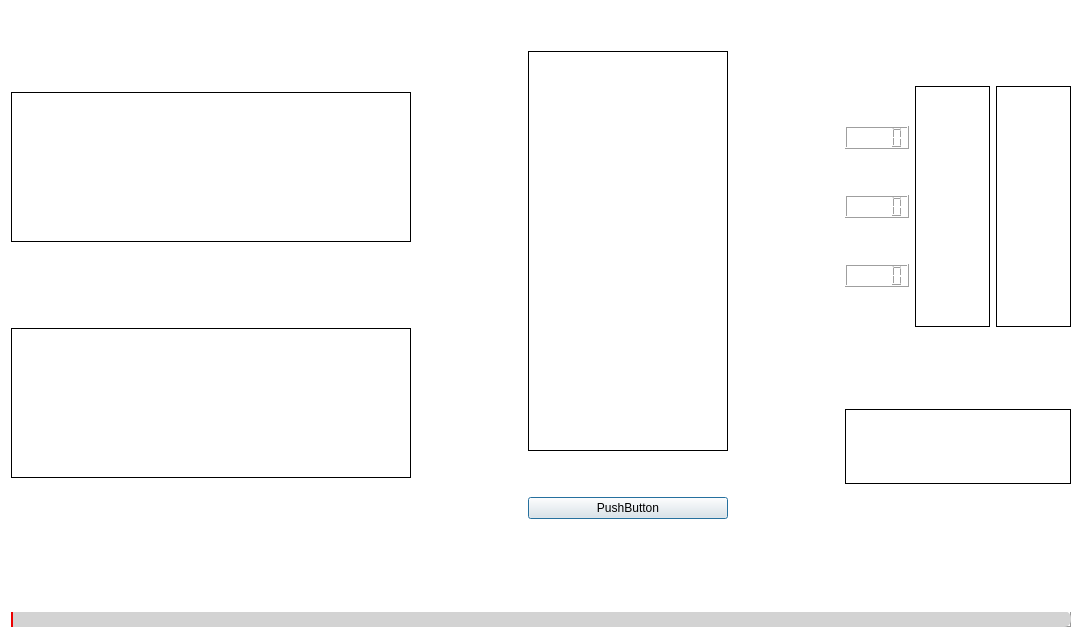
ul-gaul/Avionique_Software, file BaseStationCode/src/ui/data.ui: the form before one commit.
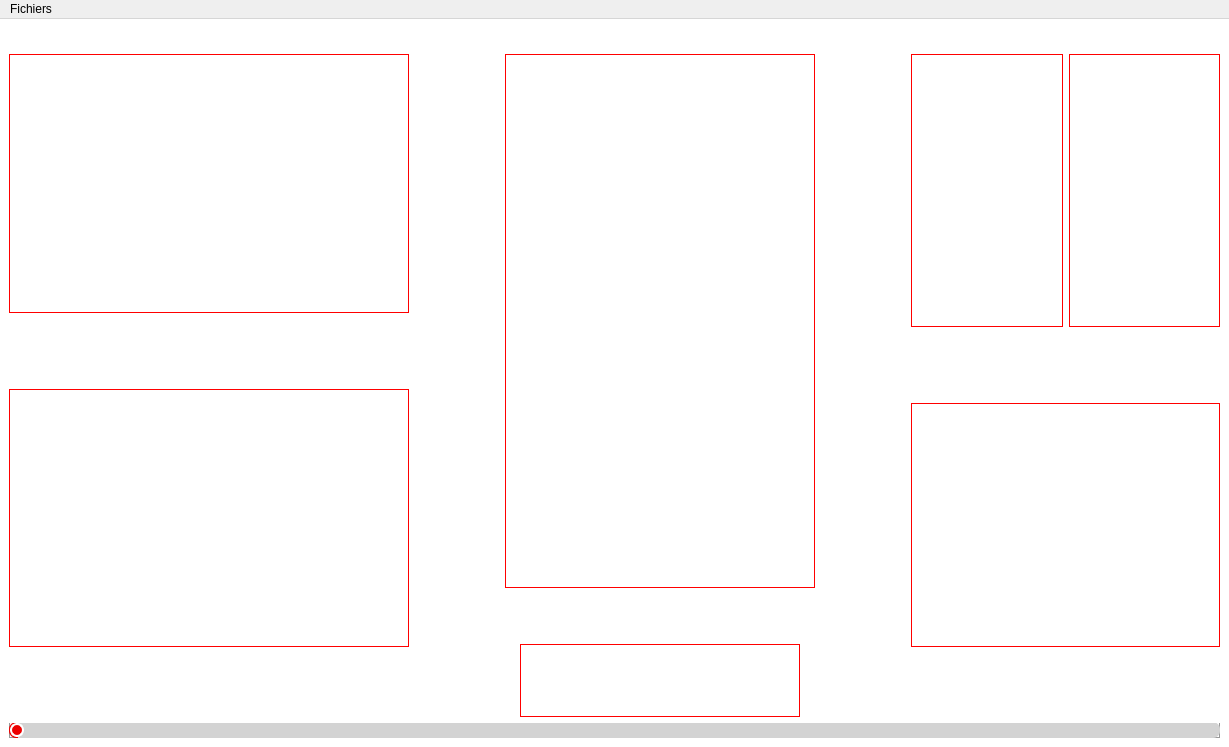
The form after the commit. Icons and pictures are not drawn. Custom widgets are drawn as their Qt base class.

Commit message: Nouvelle version de la fenêtre de data

Patch:
```diff
--- a/BaseStationCode/src/ui/data.ui
+++ b/BaseStationCode/src/ui/data.ui
@@ -1,140 +1,180 @@
 <?xml version="1.0" encoding="UTF-8"?>
 <ui version="4.0">
- <class>data</class>
- <widget class="QDialog" name="data">
+ <class>MainWindow</class>
+ <widget class="QMainWindow" name="MainWindow">
   <property name="geometry">
    <rect>
     <x>0</x>
     <y>0</y>
-    <width>1082</width>
-    <height>638</height>
+    <width>1229</width>
+    <height>747</height>
    </rect>
   </property>
   <property name="windowTitle">
    <string>Dialog</string>
   </property>
-  <property name="autoFillBackground">
-   <bool>false</bool>
+  <property name="styleSheet">
+   <string notr="true"/>
   </property>
+  <widget class="QWidget" name="centralwidget">
   <property name="styleSheet">
-   <string notr="true">QDialog
+    <string notr="true">#centralwidget
 {
 	background: white;
 }</string>
   </property>
   <layout class="QVBoxLayout" name="verticalLayout_5">
    <item>
-    <layout class="QHBoxLayout" name="horizontalLayout_4">
-     <item>
-      <layout class="QVBoxLayout" name="verticalLayout">
-       <item>
-        <spacer name="verticalSpacer_7">
-         <property name="orientation">
-          <enum>Qt::Vertical</enum>
-         </property>
-         <property name="sizeHint" stdset="0">
-          <size>
-           <width>20</width>
-           <height>40</height>
-          </size>
-         </property>
-        </spacer>
-       </item>
-       <item>
-        <widget class="QFrame" name="frame">
-         <property name="sizePolicy">
-          <sizepolicy hsizetype="MinimumExpanding" vsizetype="MinimumExpanding">
-           <horstretch>0</horstretch>
-           <verstretch>0</verstretch>
-          </sizepolicy>
-         </property>
-         <property name="minimumSize">
-          <size>
-           <width>400</width>
-           <height>150</height>
-          </size>
-         </property>
-         <property name="styleSheet">
-          <string notr="true">QFrame
-{
-	border: 1px solid black;
-}</string>
-         </property>
-         <property name="frameShape">
-          <enum>QFrame::StyledPanel</enum>
-         </property>
-         <property name="frameShadow">
-          <enum>QFrame::Raised</enum>
-         </property>
-        </widget>
-       </item>
-       <item>
-        <spacer name="verticalSpacer">
-         <property name="orientation">
-          <enum>Qt::Vertical</enum>
-         </property>
-         <property name="sizeType">
-          <enum>QSizePolicy::MinimumExpanding</enum>
-         </property>
-         <property name="sizeHint" stdset="0">
-          <size>
-           <width>20</width>
-           <height>40</height>
-          </size>
-         </property>
-        </spacer>
-       </item>
-       <item>
-        <widget class="QFrame" name="frame_2">
-         <property name="sizePolicy">
-          <sizepolicy hsizetype="MinimumExpanding" vsizetype="MinimumExpanding">
-           <horstretch>0</horstretch>
-           <verstretch>0</verstretch>
-          </sizepolicy>
-         </property>
-         <property name="minimumSize">
-          <size>
-           <width>400</width>
-           <height>150</height>
-          </size>
-         </property>
-         <property name="styleSheet">
-          <string notr="true">QFrame
-{
-	border: 1px solid black;
-}</string>
-         </property>
-         <property name="frameShape">
-          <enum>QFrame::StyledPanel</enum>
-         </property>
-         <property name="frameShadow">
-          <enum>QFrame::Raised</enum>
-         </property>
-        </widget>
-       </item>
-       <item>
-        <spacer name="verticalSpacer_8">
-         <property name="orientation">
-          <enum>Qt::Vertical</enum>
-         </property>
-         <property name="sizeHint" stdset="0">
-          <size>
-           <width>20</width>
-           <height>40</height>
-          </size>
-         </property>
-        </spacer>
-       </item>
-      </layout>
-     </item>
+     <layout class="QHBoxLayout" name="horizontalLayout_1">
      <item>
       <spacer name="horizontalSpacer">
        <property name="orientation">
         <enum>Qt::Horizontal</enum>
        </property>
+        <property name="sizeType">
+         <enum>QSizePolicy::Fixed</enum>
+        </property>
+        <property name="sizeHint" stdset="0">
+         <size>
+          <width>30</width>
+          <height>20</height>
+         </size>
+        </property>
+       </spacer>
+      </item>
+      <item>
+       <widget class="QLabel" name="label">
+        <property name="sizePolicy">
+         <sizepolicy hsizetype="Minimum" vsizetype="Minimum">
+          <horstretch>0</horstretch>
+          <verstretch>0</verstretch>
+         </sizepolicy>
+        </property>
+        <property name="maximumSize">
+         <size>
+          <width>150</width>
+          <height>75</height>
+         </size>
+        </property>
+        <property name="text">
+         <string/>
+        </property>
+        <property name="pixmap">
+         <pixmap>logo.jpg</pixmap>
+        </property>
+        <property name="scaledContents">
+         <bool>true</bool>
+        </property>
+       </widget>
+      </item>
+      <item>
+       <spacer name="horizontalSpacer_1">
+        <property name="orientation">
+         <enum>Qt::Horizontal</enum>
+        </property>
        <property name="sizeHint" stdset="0">
         <size>
          <width>40</width>
+          <height>20</height>
+         </size>
+        </property>
+       </spacer>
+      </item>
+     </layout>
+    </item>
+    <item>
+     <layout class="QHBoxLayout" name="horizontalLayout_2">
+      <item>
+       <layout class="QVBoxLayout" name="verticalLayout">
+        <item>
+         <widget class="PlotWidget" name="graphicsView">
+          <property name="sizePolicy">
+           <sizepolicy hsizetype="MinimumExpanding" vsizetype="MinimumExpanding">
+            <horstretch>0</horstretch>
+            <verstretch>0</verstretch>
+           </sizepolicy>
+          </property>
+          <property name="minimumSize">
+           <size>
+            <width>400</width>
+            <height>150</height>
+           </size>
+          </property>
+          <property name="styleSheet">
+           <string notr="true">QFrame
+{
+	border: 1px solid red;
+}</string>
+          </property>
+         </widget>
+        </item>
+        <item>
+         <spacer name="verticalSpacer_1">
+          <property name="orientation">
+           <enum>Qt::Vertical</enum>
+          </property>
+          <property name="sizeType">
+           <enum>QSizePolicy::Fixed</enum>
+          </property>
+          <property name="sizeHint" stdset="0">
+           <size>
+            <width>20</width>
+            <height>70</height>
+           </size>
+          </property>
+         </spacer>
+        </item>
+        <item>
+         <widget class="PlotWidget" name="graphicsView_2">
+          <property name="sizePolicy">
+           <sizepolicy hsizetype="MinimumExpanding" vsizetype="MinimumExpanding">
+            <horstretch>0</horstretch>
+            <verstretch>0</verstretch>
+           </sizepolicy>
+          </property>
+          <property name="minimumSize">
+           <size>
+            <width>400</width>
+            <height>150</height>
+           </size>
+          </property>
+          <property name="styleSheet">
+           <string notr="true">QFrame
+{
+	border: 1px solid red;
+}</string>
+          </property>
+         </widget>
+        </item>
+        <item>
+         <spacer name="verticalSpacer_2">
+          <property name="orientation">
+           <enum>Qt::Vertical</enum>
+          </property>
+          <property name="sizeType">
+           <enum>QSizePolicy::Fixed</enum>
+          </property>
+          <property name="sizeHint" stdset="0">
+           <size>
+            <width>20</width>
+            <height>70</height>
+           </size>
+          </property>
+         </spacer>
+        </item>
+       </layout>
+      </item>
+      <item>
+       <spacer name="horizontalSpacer_2">
+        <property name="orientation">
+         <enum>Qt::Horizontal</enum>
+        </property>
+        <property name="sizeType">
+         <enum>QSizePolicy::Fixed</enum>
+        </property>
+        <property name="sizeHint" stdset="0">
+         <size>
+          <width>90</width>
          <height>20</height>
         </size>
        </property>
@@ -142,19 +182,6 @@
      </item>
      <item>
       <layout class="QVBoxLayout" name="verticalLayout_2">
-       <item>
-        <spacer name="verticalSpacer_9">
-         <property name="orientation">
-          <enum>Qt::Vertical</enum>
-         </property>
-         <property name="sizeHint" stdset="0">
-          <size>
-           <width>20</width>
-           <height>40</height>
-          </size>
-         </property>
-        </spacer>
-       </item>
        <item>
         <widget class="QFrame" name="frame_3">
          <property name="sizePolicy">
@@ -172,7 +199,7 @@
          <property name="styleSheet">
           <string notr="true">QFrame
 {
-	border: 1px solid black;
+	border: 1px solid red;
 }</string>
          </property>
          <property name="frameShape">
@@ -182,137 +209,98 @@
           <enum>QFrame::Raised</enum>
          </property>
         </widget>
-       </item>
-       <item>
-        <spacer name="verticalSpacer_2">
-         <property name="orientation">
-          <enum>Qt::Vertical</enum>
-         </property>
-         <property name="sizeHint" stdset="0">
-          <size>
-           <width>20</width>
-           <height>40</height>
-          </size>
-         </property>
-        </spacer>
-       </item>
-       <item>
-        <widget class="QPushButton" name="pushButton">
-         <property name="text">
-          <string>PushButton</string>
-         </property>
-        </widget>
-       </item>
-       <item>
-        <spacer name="verticalSpacer_10">
-         <property name="orientation">
-          <enum>Qt::Vertical</enum>
-         </property>
-         <property name="sizeHint" stdset="0">
-          <size>
-           <width>20</width>
-           <height>40</height>
-          </size>
-         </property>
-        </spacer>
-       </item>
-      </layout>
-     </item>
-     <item>
-      <spacer name="horizontalSpacer_2">
-       <property name="orientation">
-        <enum>Qt::Horizontal</enum>
-       </property>
-       <property name="sizeHint" stdset="0">
-        <size>
-         <width>40</width>
-         <height>20</height>
-        </size>
-       </property>
-      </spacer>
-     </item>
-     <item>
-      <layout class="QVBoxLayout" name="verticalLayout_3">
-       <item>
-        <spacer name="verticalSpacer_13">
-         <property name="orientation">
-          <enum>Qt::Vertical</enum>
-         </property>
-         <property name="sizeHint" stdset="0">
-          <size>
-           <width>20</width>
-           <height>40</height>
-          </size>
-         </property>
-        </spacer>
-       </item>
-       <item>
-        <layout class="QHBoxLayout" name="horizontalLayout_2">
-         <item>
-          <layout class="QVBoxLayout" name="verticalLayout_4">
-           <item>
-            <spacer name="verticalSpacer_5">
-             <property name="orientation">
-              <enum>Qt::Vertical</enum>
-             </property>
-             <property name="sizeHint" stdset="0">
-              <size>
-               <width>20</width>
-               <height>40</height>
-              </size>
-             </property>
-            </spacer>
-           </item>
-           <item>
-            <widget class="QLCDNumber" name="lcdNumber"/>
-           </item>
-           <item>
-            <spacer name="verticalSpacer_4">
-             <property name="orientation">
-              <enum>Qt::Vertical</enum>
-             </property>
-             <property name="sizeHint" stdset="0">
-              <size>
-               <width>20</width>
-               <height>40</height>
-              </size>
-             </property>
-            </spacer>
-           </item>
-           <item>
-            <widget class="QLCDNumber" name="lcdNumber_2"/>
            </item>
            <item>
             <spacer name="verticalSpacer_3">
              <property name="orientation">
               <enum>Qt::Vertical</enum>
              </property>
+          <property name="sizeType">
+           <enum>QSizePolicy::Fixed</enum>
+          </property>
              <property name="sizeHint" stdset="0">
               <size>
                <width>20</width>
-               <height>40</height>
+            <height>50</height>
               </size>
              </property>
             </spacer>
            </item>
            <item>
-            <widget class="QLCDNumber" name="lcdNumber_3"/>
+         <layout class="QHBoxLayout" name="horizontalLayout_4">
+          <item>
+           <spacer name="horizontalSpacer_5">
+            <property name="orientation">
+             <enum>Qt::Horizontal</enum>
+            </property>
+            <property name="sizeHint" stdset="0">
+             <size>
+              <width>0</width>
+              <height>20</height>
+             </size>
+            </property>
+           </spacer>
            </item>
            <item>
-            <spacer name="verticalSpacer_6">
+           <widget class="QWidget" name="widget" native="true">
+            <property name="sizePolicy">
+             <sizepolicy hsizetype="Fixed" vsizetype="Fixed">
+              <horstretch>0</horstretch>
+              <verstretch>0</verstretch>
+             </sizepolicy>
+            </property>
+            <property name="minimumSize">
+             <size>
+              <width>280</width>
+              <height>73</height>
+             </size>
+            </property>
+            <property name="styleSheet">
+             <string notr="true">#widget
+{
+	border: 1px solid red;
+}</string>
+            </property>
+            <layout class="QHBoxLayout" name="horizontalLayout"/>
+           </widget>
+          </item>
+          <item>
+           <spacer name="horizontalSpacer_4">
              <property name="orientation">
-              <enum>Qt::Vertical</enum>
+             <enum>Qt::Horizontal</enum>
              </property>
              <property name="sizeHint" stdset="0">
               <size>
-               <width>20</width>
-               <height>40</height>
+              <width>0</width>
+              <height>20</height>
               </size>
              </property>
             </spacer>
            </item>
           </layout>
          </item>
+       </layout>
+      </item>
+      <item>
+       <spacer name="horizontalSpacer_3">
+        <property name="orientation">
+         <enum>Qt::Horizontal</enum>
+        </property>
+        <property name="sizeType">
+         <enum>QSizePolicy::Fixed</enum>
+        </property>
+        <property name="sizeHint" stdset="0">
+         <size>
+          <width>90</width>
+          <height>20</height>
+         </size>
+        </property>
+       </spacer>
+      </item>
+      <item>
+       <layout class="QVBoxLayout" name="verticalLayout_3">
+        <item>
+         <layout class="QHBoxLayout" name="horizontalLayout_3">
          <item>
           <widget class="QFrame" name="frame_4">
            <property name="sizePolicy">
@@ -324,13 +312,13 @@
            <property name="minimumSize">
             <size>
              <width>75</width>
-             <height>0</height>
+              <height>273</height>
             </size>
            </property>
            <property name="styleSheet">
             <string notr="true">QFrame
 {
-	border: 1px solid black;
+	border: 1px solid red;
 }</string>
            </property>
            <property name="frameShape">
@@ -352,13 +340,13 @@
            <property name="minimumSize">
             <size>
              <width>75</width>
-             <height>0</height>
+              <height>273</height>
             </size>
            </property>
            <property name="styleSheet">
             <string notr="true">QFrame
 {
-	border: 1px solid black;
+	border: 1px solid red;
 }</string>
            </property>
            <property name="frameShape">
@@ -372,49 +360,55 @@
         </layout>
        </item>
        <item>
-        <spacer name="verticalSpacer_11">
+         <spacer name="verticalSpacer_4">
          <property name="orientation">
           <enum>Qt::Vertical</enum>
          </property>
+          <property name="sizeType">
+           <enum>QSizePolicy::Fixed</enum>
+          </property>
          <property name="sizeHint" stdset="0">
           <size>
            <width>20</width>
-           <height>40</height>
+            <height>70</height>
           </size>
          </property>
         </spacer>
        </item>
        <item>
-        <widget class="QFrame" name="frame_6">
+         <widget class="PlotWidget" name="graphicsView_3">
          <property name="sizePolicy">
           <sizepolicy hsizetype="MinimumExpanding" vsizetype="MinimumExpanding">
            <horstretch>0</horstretch>
            <verstretch>0</verstretch>
           </sizepolicy>
          </property>
+          <property name="minimumSize">
+           <size>
+            <width>295</width>
+            <height>100</height>
+           </size>
+          </property>
          <property name="styleSheet">
           <string notr="true">QFrame
 {
-	border: 1px solid black;
+	border: 1px solid red;
 }</string>
          </property>
-         <property name="frameShape">
-          <enum>QFrame::StyledPanel</enum>
-         </property>
-         <property name="frameShadow">
-          <enum>QFrame::Raised</enum>
-         </property>
         </widget>
        </item>
        <item>
-        <spacer name="verticalSpacer_12">
+         <spacer name="verticalSpacer_5">
          <property name="orientation">
           <enum>Qt::Vertical</enum>
          </property>
+          <property name="sizeType">
+           <enum>QSizePolicy::Fixed</enum>
+          </property>
          <property name="sizeHint" stdset="0">
           <size>
            <width>20</width>
-           <height>40</height>
+            <height>70</height>
           </size>
          </property>
         </spacer>
@@ -423,33 +417,30 @@
      </item>
     </layout>
    </item>
-   <item>
-    <spacer name="verticalSpacer_14">
-     <property name="orientation">
-      <enum>Qt::Vertical</enum>
-     </property>
-     <property name="sizeHint" stdset="0">
-      <size>
-       <width>20</width>
-       <height>40</height>
-      </size>
-     </property>
-    </spacer>
-   </item>
    <item>
     <widget class="QSlider" name="horizontalSlider">
+      <property name="enabled">
+       <bool>true</bool>
+      </property>
      <property name="styleSheet">
       <string notr="true">#horizontalSlider::groove:horizontal {
 	border: 1px solid #999999;
 	height: 14px;
 	border-radius: 9px;
 }
-/*
+
 #horizontalSlider::handle:horizontal {
-	width: 14px;
- 	background-image: url(:/slider.png);
+	width: 10px;
+    height: 16px;
+    border-top-right-radius: 7px;
+    border-bottom-right-radius: 7px;
+    border-top-left-radius: 7px;
+    border-bottom-left-radius: 7px;
+    border: 2px solid white;
+    background: rgb(236, 0, 0);
+ 	/*background-image: url(:/slider.png);*/
 }
-*/
+
 #horizontalSlider::add-page:qlineargradient {
 background: lightgrey;
 border-top-right-radius: 7px;
@@ -466,13 +457,64 @@
 border-bottom-left-radius: 7px;
 }</string>
      </property>
+      <property name="maximum">
+       <number>100</number>
+      </property>
+      <property name="pageStep">
+       <number>1</number>
+      </property>
+      <property name="sliderPosition">
+       <number>0</number>
+      </property>
+      <property name="tracking">
+       <bool>true</bool>
+      </property>
      <property name="orientation">
       <enum>Qt::Horizontal</enum>
      </property>
+      <property name="tickPosition">
+       <enum>QSlider::NoTicks</enum>
+      </property>
     </widget>
    </item>
   </layout>
  </widget>
+  <widget class="QMenuBar" name="menuBar">
+   <property name="geometry">
+    <rect>
+     <x>0</x>
+     <y>0</y>
+     <width>1229</width>
+     <height>26</height>
+    </rect>
+   </property>
+   <widget class="QMenu" name="menuFichiers">
+    <property name="title">
+     <string>Fichiers</string>
+    </property>
+    <addaction name="actionNouvelle_acquisition"/>
+    <addaction name="actionOuvrir_un_fichier_CSV"/>
+   </widget>
+   <addaction name="menuFichiers"/>
+  </widget>
+  <action name="actionNouvelle_acquisition">
+   <property name="text">
+    <string>Nouvelle acquisition</string>
+   </property>
+  </action>
+  <action name="actionOuvrir_un_fichier_CSV">
+   <property name="text">
+    <string>Ouvrir un fichier CSV</string>
+   </property>
+  </action>
+ </widget>
+ <customwidgets>
+  <customwidget>
+   <class>PlotWidget</class>
+   <extends>QGraphicsView</extends>
+   <header>pyqtgraph</header>
+  </customwidget>
+ </customwidgets>
  <resources/>
  <connections/>
 </ui>
```
Left out of the diff: 2 changed lines with no effect on the pictures. Lines whose indentation alone changed are shown as unchanged. The commit also changes 6 other files.
